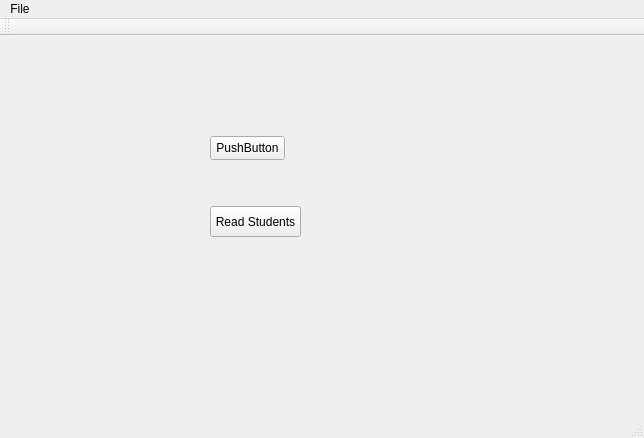
Above: Attendance_Qt/Attendance_Qt.ui from JohnnyLiang-OTU/Lab_Helper before the change. Below: the same form after it.
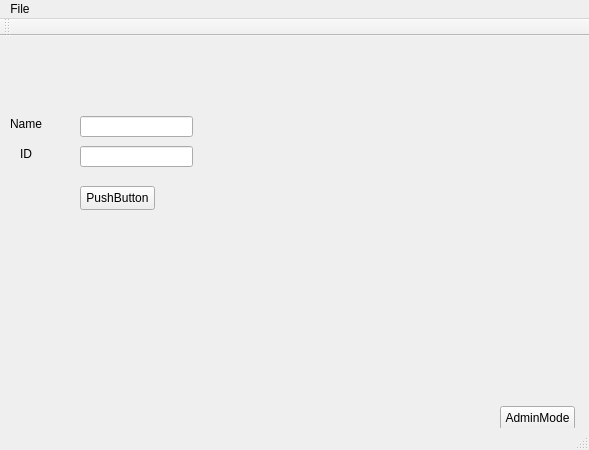
That is the form after the change.

Patch:
```diff
--- a/Attendance_Qt/Attendance_Qt.ui
+++ b/Attendance_Qt/Attendance_Qt.ui
@@ -6,32 +6,19 @@
    <rect>
     <x>0</x>
     <y>0</y>
-    <width>644</width>
-    <height>438</height>
+    <width>589</width>
+    <height>450</height>
    </rect>
   </property>
   <property name="windowTitle">
    <string>Attendance_Qt</string>
   </property>
   <widget class="QWidget" name="centralWidget">
-   <widget class="QPushButton" name="pushButton">
+   <widget class="QPushButton" name="button_submit">
     <property name="geometry">
      <rect>
-      <x>210</x>
-      <y>170</y>
-      <width>91</width>
-      <height>31</height>
-     </rect>
-    </property>
-    <property name="text">
-     <string>Read Students</string>
-    </property>
-   </widget>
-   <widget class="QPushButton" name="pushButton_2">
-    <property name="geometry">
-     <rect>
-      <x>210</x>
-      <y>100</y>
+      <x>80</x>
+      <y>150</y>
       <width>75</width>
       <height>24</height>
      </rect>
@@ -40,13 +27,75 @@
      <string>PushButton</string>
     </property>
    </widget>
+   <widget class="QLabel" name="label">
+    <property name="geometry">
+     <rect>
+      <x>10</x>
+      <y>80</y>
+      <width>49</width>
+      <height>16</height>
+     </rect>
+    </property>
+    <property name="text">
+     <string>Name</string>
+    </property>
+   </widget>
+   <widget class="QLabel" name="label_2">
+    <property name="geometry">
+     <rect>
+      <x>20</x>
+      <y>110</y>
+      <width>49</width>
+      <height>16</height>
+     </rect>
+    </property>
+    <property name="text">
+     <string>ID</string>
+    </property>
+   </widget>
+   <widget class="QPushButton" name="pushButton">
+    <property name="geometry">
+     <rect>
+      <x>500</x>
+      <y>370</y>
+      <width>75</width>
+      <height>24</height>
+     </rect>
+    </property>
+    <property name="text">
+     <string>AdminMode</string>
+    </property>
+   </widget>
+   <widget class="QLineEdit" name="input_name">
+    <property name="geometry">
+     <rect>
+      <x>80</x>
+      <y>80</y>
+      <width>113</width>
+      <height>21</height>
+     </rect>
+    </property>
+   </widget>
+   <widget class="QLineEdit" name="input_id">
+    <property name="geometry">
+     <rect>
+      <x>80</x>
+      <y>110</y>
+      <width>113</width>
+      <height>21</height>
+     </rect>
+    </property>
+    <property name="clearButtonEnabled">
+     <bool>false</bool>
+    </property>
+   </widget>
   </widget>
   <widget class="QMenuBar" name="menuBar">
    <property name="geometry">
     <rect>
      <x>0</x>
      <y>0</y>
-     <width>644</width>
+     <width>589</width>
      <height>22</height>
     </rect>
    </property>
```
